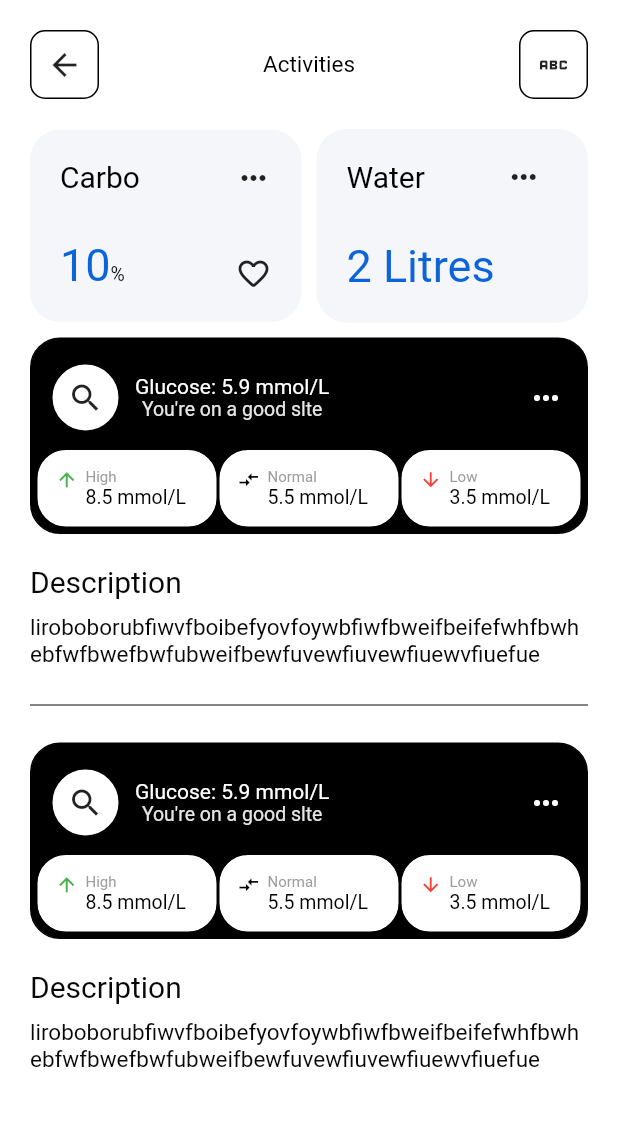
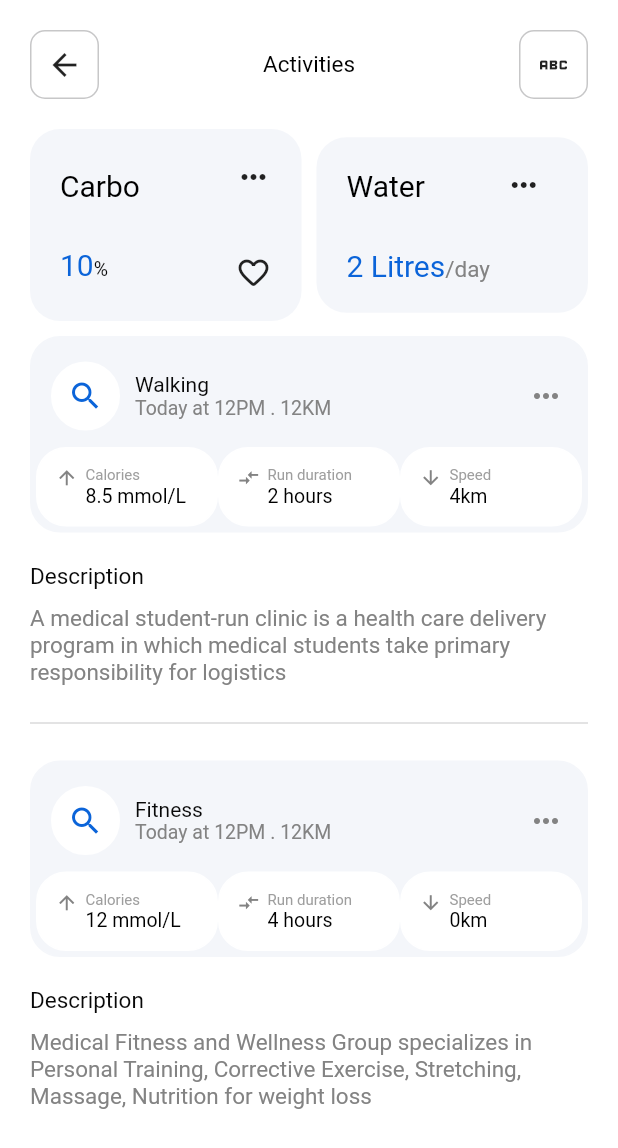
Before and after one commit to Jud-e/fitness_app, a Flutter app: the Activity screen opened directly, on a phone screen of 412 x 824 dp. Shown: the top 1148 px of the screen. Run offline on Flutter 3.47's test engine with Material 2 defaults, Android fonts, the phone set to English and light mode, and no system bars; our stand-ins replace google_fonts.

Commit message:
update 23/01

```diff
--- a/lib/constants.dart
+++ b/lib/constants.dart
@@ -22,7 +22,7 @@ Widget tracker(IconData icon, String text1, String text2, Color color) {
   return Container(
     decoration: BoxDecoration(
         color: Colors.white,
-        border: Border.all(),
+        border: Border.all(color: whiteBg),
         borderRadius: BorderRadius.circular(20)),
     child: Padding(
       padding: const EdgeInsets.all(12.0),
@@ -104,7 +104,7 @@ Widget header(BuildContext context, String title) {
     children: [
       Container(
         decoration: BoxDecoration(
-            border: Border.all(color: Colors.black),
+            border: Border.all(color: darkGrey),
             borderRadius: BorderRadius.circular(10)),
         child: Padding(
           padding: const EdgeInsets.all(10.0),
@@ -116,7 +116,7 @@ Widget header(BuildContext context, String title) {
       text(title, 15, Colors.black),
       Container(
         decoration: BoxDecoration(
-            border: Border.all(color: Colors.black),
+            border: Border.all(color: darkGrey),
             borderRadius: BorderRadius.circular(10)),
         child: Padding(
           padding: const EdgeInsets.all(10.0),
--- a/lib/screens/activities.dart
+++ b/lib/screens/activities.dart
@@ -52,7 +52,7 @@ class _ActivityState extends State<Activity> {
                                       TextSpan(
                                           text: "10",
                                           style: TextStyle(
-                                              fontSize: 30, color: blueIcon)),
+                                              fontSize: 20, color: blueIcon)),
                                       TextSpan(
                                           text: "%",
                                           style: TextStyle(
@@ -105,7 +105,11 @@ class _ActivityState extends State<Activity> {
                                       TextSpan(
                                           text: "2 Litres",
                                           style: TextStyle(
-                                              fontSize: 30, color: blueIcon)),
+                                              fontSize: 20, color: blueIcon)),
+                                      TextSpan(
+                                          text: "/day",
+                                          style: TextStyle(
+                                              fontSize: 15, color: darker))
                                     ])),
                                   ],
                                 ),
@@ -120,8 +124,8 @@ class _ActivityState extends State<Activity> {
             yMargin(10),
             Container(
               decoration: BoxDecoration(
-                  color: Colors.black,
-                  border: Border.all(),
+                  color: greyBg,
+                  border: Border.all(color: greyBg),
                   borderRadius: BorderRadius.circular(20)),
               child: Padding(
                 padding: const EdgeInsets.fromLTRB(3, 10, 3, 3),
@@ -137,28 +141,28 @@ class _ActivityState extends State<Activity> {
                               Container(
                                 decoration: BoxDecoration(
                                     color: Colors.white,
-                                    border: Border.all(),
+                                    border: Border.all(color: Colors.white),
                                     borderRadius: BorderRadius.circular(50)),
-                                child: const Padding(
-                                  padding: EdgeInsets.all(10.0),
-                                  child: Icon(Icons.search),
+                                child: Padding(
+                                  padding: const EdgeInsets.all(10.0),
+                                  child: Icon(Icons.search, color: blueIcon),
                                 ),
                               ),
                               xMargin(10),
                               Column(
+                                crossAxisAlignment: CrossAxisAlignment.start,
                                 children: [
-                                  text("Glucose: 5.9 mmol/L", 14, Colors.white),
-                                  text("You're on a good slte", 13,
-                                      const Color.fromARGB(255, 230, 230, 230))
+                                  text("Walking", 14, blackBg),
+                                  text("Today at 12PM . 12KM", 13, darker)
                                 ],
                               )
                             ],
                           ),
                           IconButton(
                               onPressed: () {},
-                              icon: const Icon(
+                              icon: Icon(
                                 Icons.more_horiz,
-                                color: Colors.white,
+                                color: darker,
                               ))
                         ],
                       ),
@@ -169,16 +173,16 @@ class _ActivityState extends State<Activity> {
                       children: [
                         Flexible(
                             flex: 3,
-                            child: tracker(Icons.arrow_upward, "High",
-                                "8.5 mmol/L", Colors.green)),
+                            child: tracker(Icons.arrow_upward, "Calories",
+                                "8.5 mmol/L", darker)),
                         Flexible(
                             flex: 3,
-                            child: tracker(Icons.compare_arrows, "Normal",
-                                "5.5 mmol/L", Colors.black)),
+                            child: tracker(Icons.compare_arrows, "Run duration",
+                                "2 hours", darker)),
                         Flexible(
                             flex: 3,
-                            child: tracker(Icons.arrow_downward, "Low",
-                                "3.5 mmol/L", Colors.red)),
+                            child: tracker(
+                                Icons.arrow_downward, "Speed", "4km", darker)),
                       ],
                     )
                   ],
@@ -186,20 +190,20 @@ class _ActivityState extends State<Activity> {
               ),
             ),
             yMargin(20),
-            text("Description", 20, blackBg),
+            text("Description", 15, blackBg),
             yMargin(10),
             text(
-                "liroboborubfiwvfboibefyovfoywbfiwfbweifbeifefwhfbwhebfwfbwefbwfubweifbewfuvewfiuvewfiuewvfiuefue",
+                "A medical student-run clinic is a health care delivery program in which medical students take primary responsibility for logistics",
                 15,
-                blackBg),
+                darker),
             Divider(
               height: 50,
-              color: blackBg,
+              color: darkGrey,
             ),
             Container(
               decoration: BoxDecoration(
-                  color: Colors.black,
-                  border: Border.all(),
+                  color: greyBg,
+                  border: Border.all(color: greyBg),
                   borderRadius: BorderRadius.circular(20)),
               child: Padding(
                 padding: const EdgeInsets.fromLTRB(3, 10, 3, 3),
@@ -215,28 +219,28 @@ class _ActivityState extends State<Activity> {
                               Container(
                                 decoration: BoxDecoration(
                                     color: Colors.white,
-                                    border: Border.all(),
+                                    border: Border.all(color: Colors.white),
                                     borderRadius: BorderRadius.circular(50)),
-                                child: const Padding(
-                                  padding: EdgeInsets.all(10.0),
-                                  child: Icon(Icons.search),
+                                child: Padding(
+                                  padding: const EdgeInsets.all(10.0),
+                                  child: Icon(Icons.search, color: blueIcon),
                                 ),
                               ),
                               xMargin(10),
                               Column(
+                                crossAxisAlignment: CrossAxisAlignment.start,
                                 children: [
-                                  text("Glucose: 5.9 mmol/L", 14, Colors.white),
-                                  text("You're on a good slte", 13,
-                                      const Color.fromARGB(255, 230, 230, 230))
+                                  text("Fitness", 14, blackBg),
+                                  text("Today at 12PM . 12KM", 13, darker)
                                 ],
                               )
                             ],
                           ),
                           IconButton(
                               onPressed: () {},
-                              icon: const Icon(
+                              icon: Icon(
                                 Icons.more_horiz,
-                                color: Colors.white,
+                                color: darker,
                               ))
                         ],
                       ),
@@ -247,16 +251,16 @@ class _ActivityState extends State<Activity> {
                       children: [
                         Flexible(
                             flex: 3,
-                            child: tracker(Icons.arrow_upward, "High",
-                                "8.5 mmol/L", Colors.green)),
+                            child: tracker(Icons.arrow_upward, "Calories",
+                                "12 mmol/L", darker)),
                         Flexible(
                             flex: 3,
-                            child: tracker(Icons.compare_arrows, "Normal",
-                                "5.5 mmol/L", Colors.black)),
+                            child: tracker(Icons.compare_arrows, "Run duration",
+                                "4 hours", darker)),
                         Flexible(
                             flex: 3,
-                            child: tracker(Icons.arrow_downward, "Low",
-                                "3.5 mmol/L", Colors.red)),
+                            child: tracker(
+                                Icons.arrow_downward, "Speed", "0km", darker)),
                       ],
                     )
                   ],
@@ -264,12 +268,12 @@ class _ActivityState extends State<Activity> {
               ),
             ),
             yMargin(20),
-            text("Description", 20, blackBg),
+            text("Description", 15, blackBg),
             yMargin(10),
             text(
-                "liroboborubfiwvfboibefyovfoywbfiwfbweifbeifefwhfbwhebfwfbwefbwfubweifbewfuvewfiuvewfiuewvfiuefue",
+                "Medical Fitness and Wellness Group specializes in Personal Training, Corrective Exercise, Stretching, Massage, Nutrition for weight loss",
                 15,
-                blackBg),
+                darker),
           ],
         ))),
       ),
```
